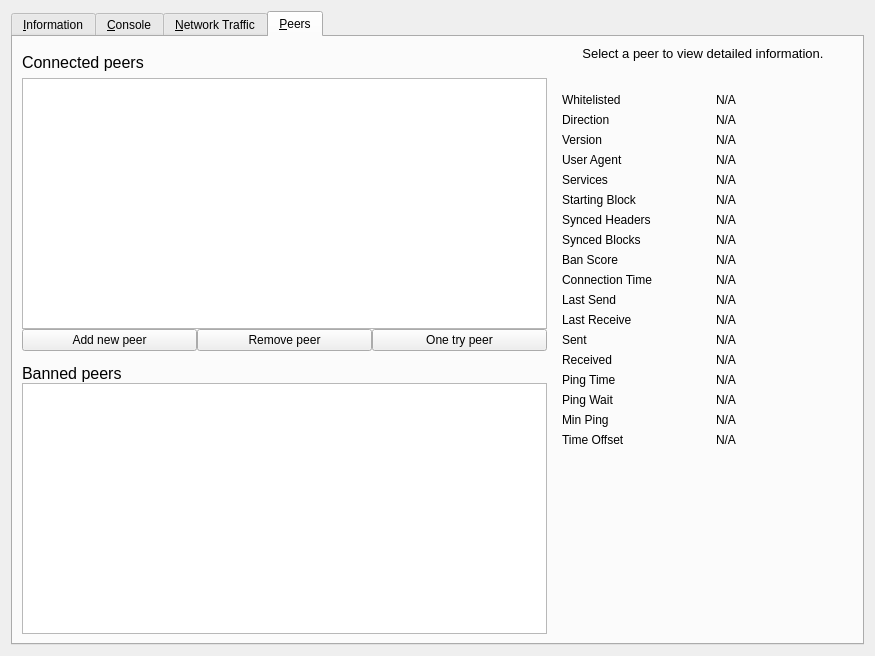
Old version of the form src/qt/forms/debugwindow.ui in the repository AvianNetwork/Avian.
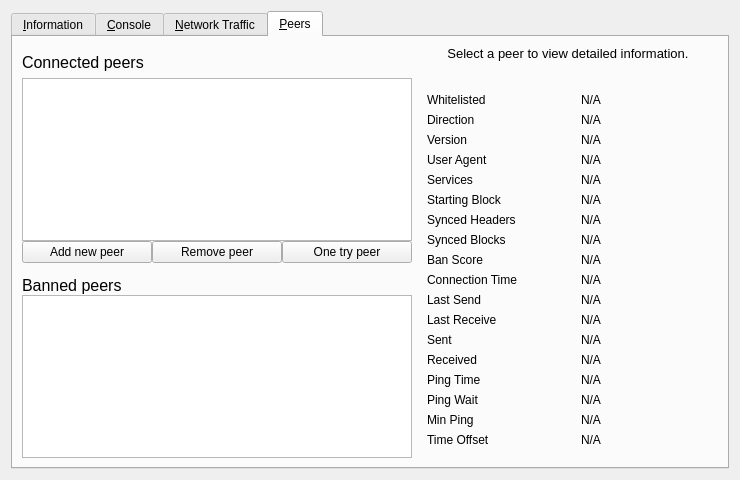
New version of the form. The open tabs and pages were chosen to show the change. Icons and pictures are not drawn. Custom widgets are drawn as their Qt base class.

```diff
--- a/src/qt/forms/debugwindow.ui
+++ b/src/qt/forms/debugwindow.ui
@@ -6,8 +6,8 @@
    <rect>
     <x>0</x>
     <y>0</y>
-    <width>875</width>
-    <height>656</height>
+    <width>740</width>
+    <height>430</height>
    </rect>
   </property>
   <property name="windowTitle">
@@ -889,9 +889,6 @@
            <property name="tabKeyNavigation">
             <bool>false</bool>
            </property>
-           <property name="alternatingRowColors">
-            <bool>true</bool>
-           </property>
            <property name="sortingEnabled">
             <bool>true</bool>
            </property>
@@ -1008,9 +1005,6 @@
            <property name="tabKeyNavigation">
             <bool>false</bool>
            </property>
-           <property name="alternatingRowColors">
-            <bool>true</bool>
-           </property>
            <property name="sortingEnabled">
             <bool>true</bool>
            </property>
```
Left out of the diff: 22 changed lines with no effect on the pictures.
